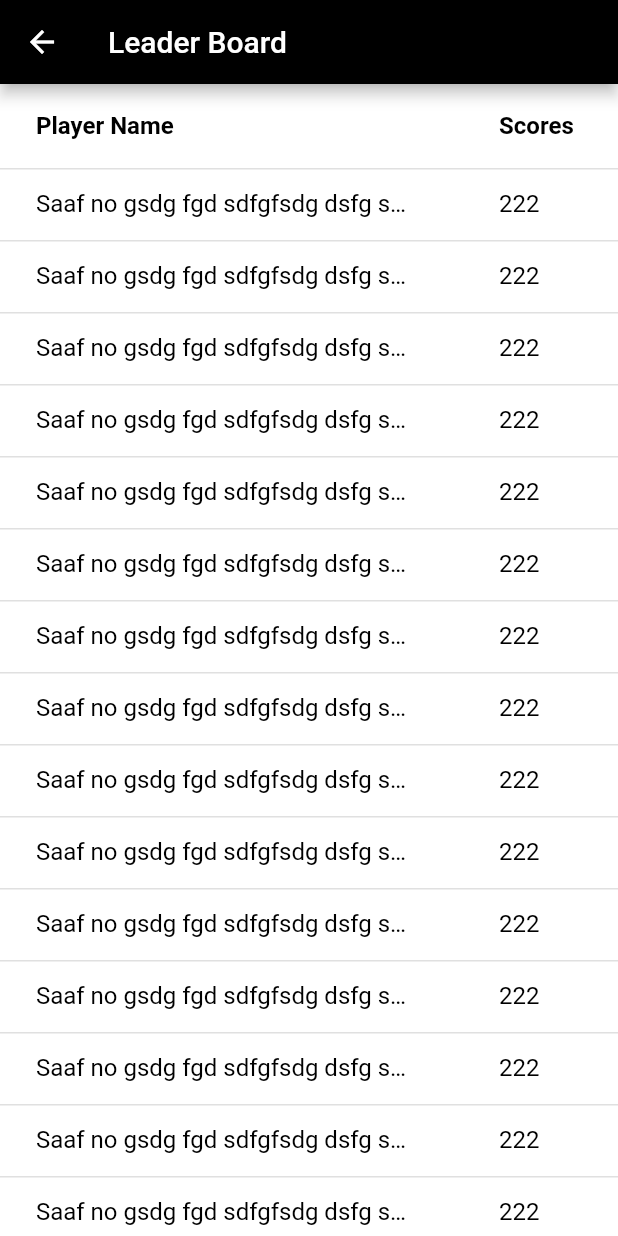
After one commit to Sanoj-Raja/dice_wise, a Flutter app: the LeaderBoardView screen opened by its route, on a phone screen of 412 x 824 dp. The commit adds this screen. Run offline on Flutter 3.47's test engine with Material 2 defaults, Android fonts, the phone set to English and light mode, and no system bars; our stand-ins replace bot_toast, firebase_auth, firebase_core, get, google_sign_in; accounts and stored records are empty.

Commit message:
Added & Created leader board screen.

```diff
--- a/lib/app/constants/app_strings.dart
+++ b/lib/app/constants/app_strings.dart
@@ -10,4 +10,5 @@ class AppStrings {
   static const String welcomeText =
       'Welcome, click the button below to Continue.';
   static const String leaderBoard = 'Leader Board';
+  static const String playerName =  "Player Name";
 }
--- /dev/null
+++ b/lib/app/modules/leader_board/bindings/leader_board_binding.dart
@@ -0,0 +1,12 @@
+import 'package:get/get.dart';
+
+import '../controllers/leader_board_controller.dart';
+
+class LeaderBoardBinding extends Bindings {
+  @override
+  void dependencies() {
+    Get.lazyPut<LeaderBoardController>(
+      () => LeaderBoardController(),
+    );
+  }
+}
--- /dev/null
+++ b/lib/app/modules/leader_board/controllers/leader_board_controller.dart
@@ -0,0 +1,5 @@
+import 'package:get/get.dart';
+
+class LeaderBoardController extends GetxController {
+  // TODO: Implement code to fetch score data from firebase.
+}
--- /dev/null
+++ b/lib/app/modules/leader_board/views/leader_board_view.dart
@@ -0,0 +1,72 @@
+import 'package:get/get.dart';
+import 'package:flutter/material.dart';
+import '../../../constants/app_strings.dart';
+import '../controllers/leader_board_controller.dart';
+
+class LeaderBoardView extends GetView<LeaderBoardController> {
+  const LeaderBoardView({Key? key}) : super(key: key);
+
+  @override
+  Widget build(BuildContext context) {
+    return Scaffold(
+      appBar: AppBar(
+        title: const Text(AppStrings.leaderBoard),
+        backgroundColor: Colors.black,
+      ),
+      body: SingleChildScrollView(
+        child: SizedBox(
+          width: Get.width,
+          child: Padding(
+            padding: const EdgeInsets.only(bottom: 30),
+            child: DataTable(
+              dividerThickness: 1,
+              headingTextStyle: Get.textTheme.headline3!.copyWith(
+                fontWeight: FontWeight.w600,
+                color: Colors.black,
+              ),
+              dataTextStyle:
+                  Get.textTheme.headline3!.copyWith(color: Colors.black),
+              columns: const [
+                DataColumn(
+                  label: Text(AppStrings.playerName),
+                ),
+                DataColumn(
+                  label: Text(AppStrings.scores),
+                ),
+              ],
+              rows: List.generate(
+                17,
+                (index) {
+                  return DataRow(
+                    cells: [
+                      DataCell(
+                        SizedBox(
+                          width: Get.width * .6,
+                          child: Text(
+                            'Saaf no gsdg fgd sdfgfsdg dsfg sg gsdfg sdfg sfdfdg sdfg f',
+                            style: Get.textTheme.headline3!.copyWith(
+                              color: Colors.black,
+                            ),
+                            overflow: TextOverflow.ellipsis,
+                          ),
+                        ),
+                      ),
+                      DataCell(
+                        Text(
+                          '222',
+                          style: Get.textTheme.headline3!.copyWith(
+                            color: Colors.black,
+                          ),
+                        ),
+                      ),
+                    ],
+                  );
+                },
+              ),
+            ),
+          ),
+        ),
+      ),
+    );
+  }
+}
--- a/lib/app/routes/app_pages.dart
+++ b/lib/app/routes/app_pages.dart
@@ -2,6 +2,8 @@ import 'package:get/get.dart';
 
 import 'package:dice_wise/app/modules/home/bindings/home_binding.dart';
 import 'package:dice_wise/app/modules/home/views/home_view.dart';
+import 'package:dice_wise/app/modules/leader_board/bindings/leader_board_binding.dart';
+import 'package:dice_wise/app/modules/leader_board/views/leader_board_view.dart';
 import 'package:dice_wise/app/modules/login/bindings/login_binding.dart';
 import 'package:dice_wise/app/modules/login/views/login_view.dart';
 import 'package:dice_wise/app/modules/splash/bindings/splash_binding.dart';
@@ -30,5 +32,10 @@ class AppPages {
       page: () => SplashView(),
       binding: SplashBinding(),
     ),
+    GetPage(
+      name: _Paths.LEADER_BOARD,
+      page: () => LeaderBoardView(),
+      binding: LeaderBoardBinding(),
+    ),
   ];
 }
--- a/lib/app/routes/app_routes.dart
+++ b/lib/app/routes/app_routes.dart
@@ -7,10 +7,12 @@ abstract class Routes {
   static const HOME = _Paths.HOME;
   static const LOGIN = _Paths.LOGIN;
   static const SPLASH = _Paths.SPLASH;
+  static const LEADER_BOARD = _Paths.LEADER_BOARD;
 }
 
 abstract class _Paths {
   static const HOME = '/home';
   static const LOGIN = '/login';
   static const SPLASH = '/splash';
+  static const LEADER_BOARD = '/leader-board';
 }
```
